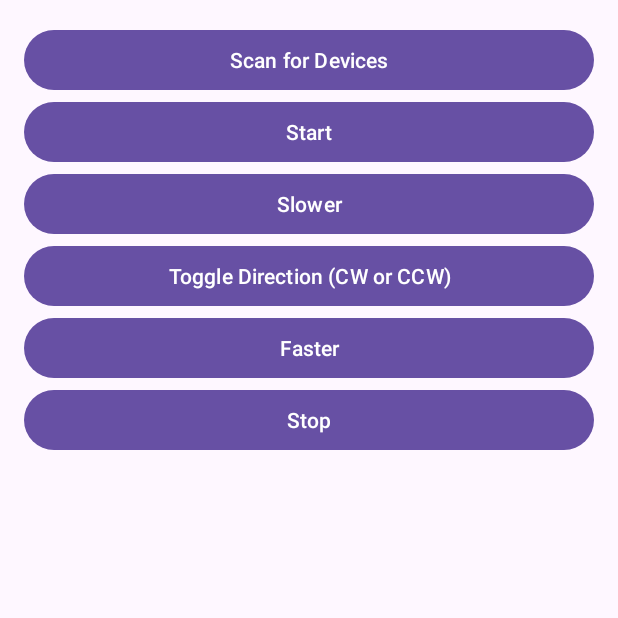
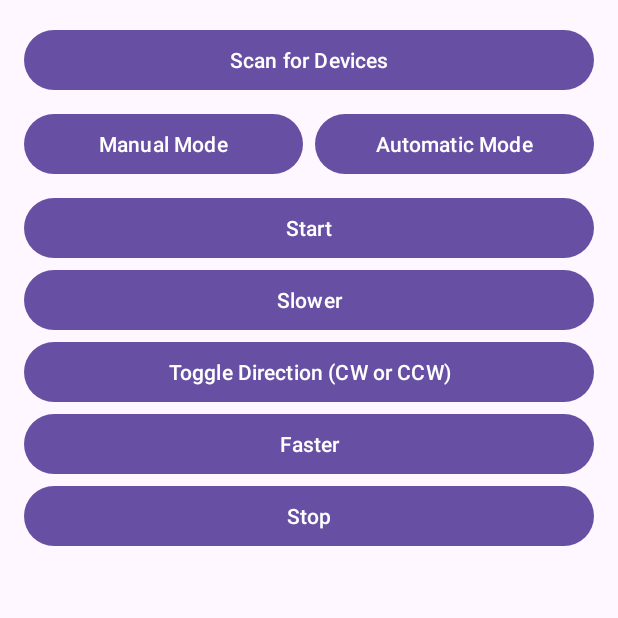
Before and after one commit to nm67037/Nevan_Aubrey_4235_AI_Project, an Android app: the screen it shows after launch (MainActivity), on a phone screen of 412 x 824 dp, the top half of it. Run offline under Robolectric (Android 15) with nearby library versions, the phone set to English and light mode, and no system bars.

Commit message:
added buttons manunal mode and automatic mode. when I click auto the other buttons get blocked - nevan

```diff
--- a/bluetooth (3)/MyApplication/app/src/main/java/com/example/myapplication/MainActivity.kt
+++ b/bluetooth (3)/MyApplication/app/src/main/java/com/example/myapplication/MainActivity.kt
@@ -55,13 +55,25 @@ class MainActivity : AppCompatActivity() {
     private var readDataThread: Thread? = null
     private var isClockwise = true
 
-    // --- NEW: Add a state variable to track if the motor should be running ---
+    // --- Add a state variable to track if the motor should be running ---
     private var isMotorStopped = true // Default to "stopped"
 
-    // --- NEW: UI Elements ---
+    // --- NEW: Add a state variable for mode ---
+    private var isAutoMode = false // Default to Manual Mode
+
+    // --- UI Elements ---
     private lateinit var rpmTextView: TextView
+    // --- NEW: Make buttons class-level variables to enable/disable them ---
+    private lateinit var startButton: Button
+    private lateinit var slowerButton: Button
+    private lateinit var fasterButton: Button
+    private lateinit var stopButton: Button
+    private lateinit var toggleDirectionButton: Button
+    private lateinit var manualModeButton: Button
+    private lateinit var autoModeButton: Button
 
-    // --- NEW: Handler for UI Updates from background thread ---
+
+    // --- Handler for UI Updates from background thread ---
     private val handler = object : Handler(Looper.getMainLooper()) {
         override fun handleMessage(msg: Message) {
             when (msg.what) {
@@ -83,11 +95,16 @@ class MainActivity : AppCompatActivity() {
 
         // Get the UI elements
         val scanButton: Button = findViewById(R.id.scanButton)
-        val startButton: Button = findViewById(R.id.startButton)
-        val slowerButton: Button = findViewById(R.id.slowerButton)
-        val fasterButton: Button = findViewById(R.id.fasterButton)
-        val stopButton: Button = findViewById(R.id.stopButton)
-        val toggleDirectionButton: Button = findViewById(R.id.toggleDirectionButton)
+        // --- UPDATED: Assign to class-level variables ---
+        startButton = findViewById(R.id.startButton)
+        slowerButton = findViewById(R.id.slowerButton)
+        fasterButton = findViewById(R.id.fasterButton)
+        stopButton = findViewById(R.id.stopButton)
+        toggleDirectionButton = findViewById(R.id.toggleDirectionButton)
+        // --- NEW: Find new mode buttons ---
+        manualModeButton = findViewById(R.id.manualModeButton)
+        autoModeButton = findViewById(R.id.autoModeButton)
+
         val devicesListView: ListView = findViewById(R.id.devicesListView)
         rpmTextView = findViewById(R.id.rpmTextView)
 
@@ -111,9 +128,23 @@ class MainActivity : AppCompatActivity() {
             startBluetoothScan()
         }
 
+        // --- NEW: Set Mode Button Click Listeners ---
+        manualModeButton.setOnClickListener {
+            sendBluetoothCommand("m") // 'm' for Manual
+            isAutoMode = false
+            updateManualControls(true) // Enable manual buttons
+            Toast.makeText(this, "Manual Mode Activated", LENGTH_SHORT).show()
+        }
+
+        autoModeButton.setOnClickListener {
+            sendBluetoothCommand("a") // 'a' for Automatic
+            isAutoMode = true
+            updateManualControls(false) // Disable manual buttons
+            Toast.makeText(this, "Automatic Mode Activated", LENGTH_SHORT).show()
+        }
+
         // --- UPDATED Button Click Listeners ---
 
-        // --- EDITED ---
         startButton.setOnClickListener {
             // Send a sequence: Power ON, Direction CW, Speed 30%
             sendBluetoothCommand("s") // 's' for Start Master Power
@@ -122,7 +153,6 @@ class MainActivity : AppCompatActivity() {
             sendBluetoothCommand("f") // 'f' for Faster (20%)
             sendBluetoothCommand("f") // 'f' for Faster (30%)
 
-            // --- NEW: Update the app's state ---
             isMotorStopped = false // Motor is now running
             isClockwise = true     // Reset direction to CW on every start
 
@@ -130,7 +160,6 @@ class MainActivity : AppCompatActivity() {
         }
 
         slowerButton.setOnClickListener {
-            // --- NEW: Check the state first ---
             if (isMotorStopped) {
                 Toast.makeText(this, "Press START to begin", LENGTH_SHORT).show()
                 return@setOnClickListener
@@ -141,7 +170,6 @@ class MainActivity : AppCompatActivity() {
         }
 
         fasterButton.setOnClickListener {
-            // --- NEW: Check the state first ---
             if (isMotorStopped) {
                 Toast.makeText(this, "Press START to begin", LENGTH_SHORT).show()
                 return@setOnClickListener
@@ -151,18 +179,13 @@ class MainActivity : AppCompatActivity() {
             Toast.makeText(this, "Faster (f) sent", LENGTH_SHORT).show()
         }
 
-        // --- EDITED ---
         stopButton.setOnClickListener {
             sendBluetoothCommand("x") // 'x' for Full Stop
-
-            // --- NEW: Update the app's state ---
             isMotorStopped = true // Motor is now stopped
-
             Toast.makeText(this, "Stop (x) sent", LENGTH_SHORT).show()
         }
 
         toggleDirectionButton.setOnClickListener {
-            // --- NEW: Check the state first ---
             if (isMotorStopped) {
                 Toast.makeText(this, "Press START to begin", LENGTH_SHORT).show()
                 return@setOnClickListener
@@ -195,6 +218,9 @@ class MainActivity : AppCompatActivity() {
         // 6. Register discovery receiver
         val filter = IntentFilter(BluetoothDevice.ACTION_FOUND)
         registerReceiver(discoveryReceiver, filter)
+
+        // --- NEW: Set initial button state ---
+        updateManualControls(true) // Start with manual controls enabled
     }
 
     override fun onDestroy() {
@@ -301,6 +327,15 @@ class MainActivity : AppCompatActivity() {
 
     // --- UPDATED AND NEW FUNCTIONS ---
 
+    // --- NEW: Helper function to enable/disable manual controls ---
+    private fun updateManualControls(isEnabled: Boolean) {
+        startButton.isEnabled = isEnabled
+        slowerButton.isEnabled = isEnabled
+        fasterButton.isEnabled = isEnabled
+        stopButton.isEnabled = isEnabled
+        toggleDirectionButton.isEnabled = isEnabled
+    }
+
     private fun sendBluetoothCommand(command: String) {
         if (outputStream == null) {
             Toast.makeText(this, "Not connected to a device", LENGTH_SHORT).show()
@@ -342,8 +377,10 @@ class MainActivity : AppCompatActivity() {
 
                 runOnUiThread {
                     Toast.makeText(this, "Successfully connected to ${device.name}", LENGTH_LONG).show()
-                    // --- NEW: Set default state on connection ---
+                    // --- UPDATED: Set default state on connection ---
                     isMotorStopped = true
+                    isAutoMode = false
+                    updateManualControls(true) // Default to manual mode
                 }
 
             } catch (e: Exception) { // Catch general Exception for reflection
--- a/bluetooth (3)/MyApplication/app/src/main/res/layout/activity_main.xml
+++ b/bluetooth (3)/MyApplication/app/src/main/res/layout/activity_main.xml
@@ -14,7 +14,30 @@
         android:layout_height="wrap_content"
         android:text="Scan for Devices" />
 
+    <LinearLayout
+        android:layout_width="match_parent"
+        android:layout_height="wrap_content"
+        android:orientation="horizontal"
+        android:weightSum="2"
+        android:layout_marginTop="8dp"
+        android:layout_marginBottom="8dp">
 
+        <Button
+            android:id="@+id/manualModeButton"
+            android:layout_width="0dp"
+            android:layout_height="wrap_content"
+            android:layout_weight="1"
+            android:text="Manual Mode"
+            android:layout_marginEnd="4dp"/>
+
+        <Button
+            android:id="@+id/autoModeButton"
+            android:layout_width="0dp"
+            android:layout_height="wrap_content"
+            android:layout_weight="1"
+            android:text="Automatic Mode"
+            android:layout_marginStart="4dp"/>
+    </LinearLayout>
     <Button
         android:id="@+id/startButton"
         android:layout_width="match_parent"
@@ -53,7 +76,6 @@
         android:layout_weight="1"
         android:layout_marginTop="16dp" />
 
-    <!-- ADD THIS TO YOUR activity_main.xml -->
     <TextView
         android:id="@+id/rpmTextView"
         android:layout_width="match_parent"
```
